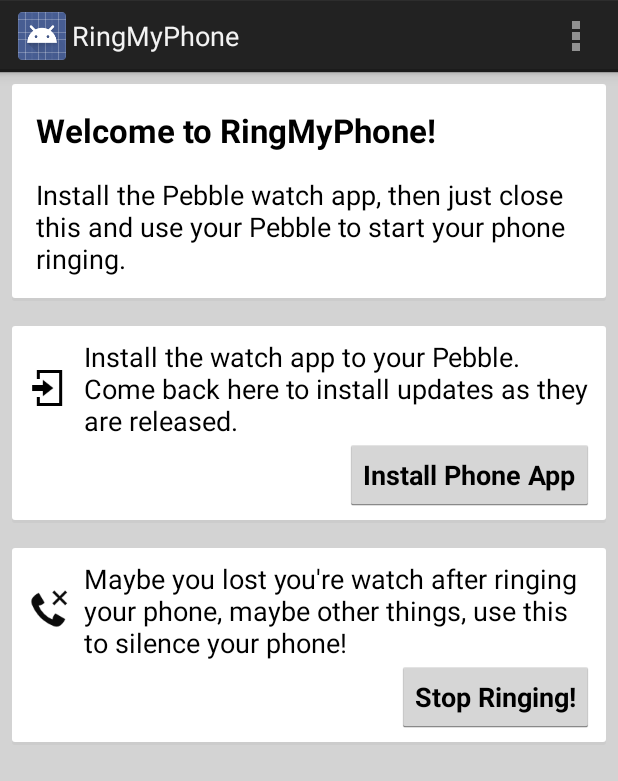
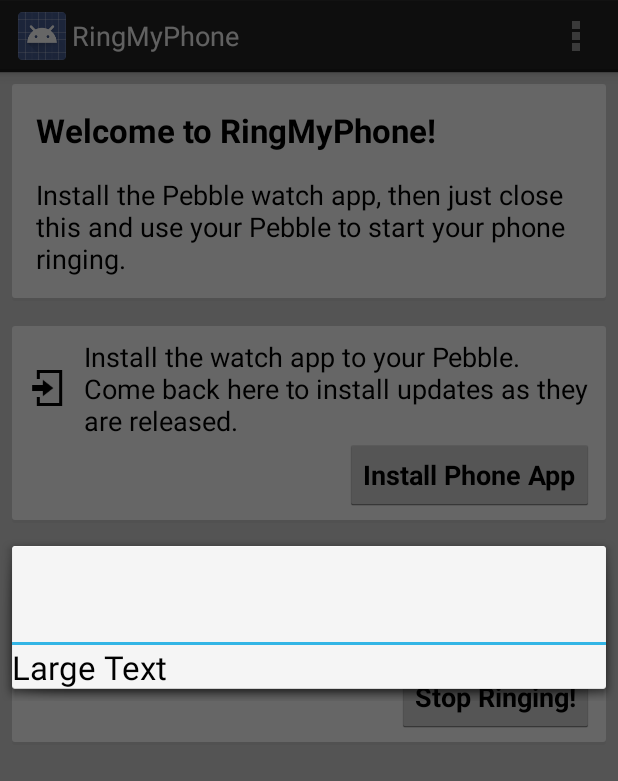
Before and after one commit to Wavesonics/RingMyPhoneAndroid, an Android app: the screen it shows after launch (MainActivity), in the options menu, after a tap on "About", on a phone screen of 412 x 824 dp. Shown: the top 781 px of the screen. Run offline under Robolectric (Android 15) with nearby library versions, the phone set to English and light mode, and no system bars; libraries missing offline, so code that uses them is left out: de.keyboardsurfer.android; 1 statement that could not run was skipped.

Commit message:
Some work on the About screen

```diff
--- a/RingMyPhone/src/main/java/com/darkrockstudios/apps/ringmyphone/AboutFragment.java
+++ b/RingMyPhone/src/main/java/com/darkrockstudios/apps/ringmyphone/AboutFragment.java
@@ -1,7 +1,20 @@
 package com.darkrockstudios.apps.ringmyphone;
+
+import android.app.DialogFragment;
+import android.os.Bundle;
+import android.view.LayoutInflater;
+import android.view.View;
+import android.view.ViewGroup;
 
 /**
  * Created by adam on 10/20/13.
  */
-public class AboutFragment {
+public class AboutFragment extends DialogFragment
+{
+    public View onCreateView (LayoutInflater inflater, ViewGroup container, Bundle savedInstanceState)
+    {
+        View view = inflater.inflate(R.layout.fragment_about, container, false);
+
+        return view;
+    }
 }
--- a/RingMyPhone/src/main/java/com/darkrockstudios/apps/ringmyphone/MainActivity.java
+++ b/RingMyPhone/src/main/java/com/darkrockstudios/apps/ringmyphone/MainActivity.java
@@ -28,6 +28,7 @@ import de.keyboardsurfer.android.widget.crouton.Style;
 public class MainActivity extends Activity
 {
 	private static final String TAG = MainActivity.class.getSimpleName();
+    private static final String ABOUT_FRAGMENT_TAG = "AboutFragment";
 
 	@Override
 	protected void onCreate( Bundle savedInstanceState )
@@ -62,7 +63,8 @@ public class MainActivity extends Activity
 
     private void showAbout()
     {
-
+        AboutFragment aboutFragment = new AboutFragment();
+        aboutFragment.show( getFragmentManager(), ABOUT_FRAGMENT_TAG );
     }
 
 	public void onStopClicked( View v )
--- a/RingMyPhone/src/main/res/layout/fragment_about.xml
+++ b/RingMyPhone/src/main/res/layout/fragment_about.xml
@@ -4,4 +4,11 @@
     android:orientation="vertical" android:layout_width="match_parent"
     android:layout_height="match_parent">
 
+    <TextView
+        android:layout_width="wrap_content"
+        android:layout_height="wrap_content"
+        android:textAppearance="?android:attr/textAppearanceLarge"
+        android:text="Large Text"
+        android:id="@+id/textView"
+        android:layout_gravity="left|center_vertical" />
 </LinearLayout>
```
